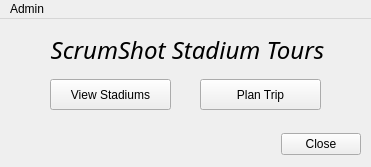
The window that StadiumTripPlanner.ui (PachowStudios/CS1D-Second-Project) describes before a commit, drawn with Qt 5.
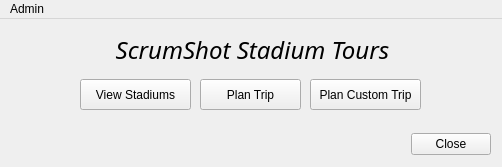
The same window after the commit.

Commit message: Added single stadium trip planner

Diff of the .ui file:
```diff
--- a/StadiumTripPlanner.ui
+++ b/StadiumTripPlanner.ui
@@ -6,7 +6,7 @@
    <rect>
     <x>0</x>
     <y>0</y>
-    <width>371</width>
+    <width>502</width>
     <height>167</height>
    </rect>
   </property>
@@ -25,7 +25,7 @@
      <rect>
       <x>10</x>
       <y>110</y>
-      <width>351</width>
+      <width>481</width>
       <height>31</height>
      </rect>
     </property>
@@ -44,7 +44,7 @@
      <rect>
       <x>12</x>
       <y>15</y>
-      <width>351</width>
+      <width>481</width>
       <height>31</height>
      </rect>
     </property>
@@ -78,9 +78,9 @@
    <widget class="QPushButton" name="viewStadiumsButton">
     <property name="geometry">
      <rect>
-      <x>50</x>
+      <x>80</x>
       <y>60</y>
-      <width>121</width>
+      <width>111</width>
       <height>31</height>
      </rect>
     </property>
@@ -93,7 +93,7 @@
      <rect>
       <x>200</x>
       <y>60</y>
-      <width>121</width>
+      <width>101</width>
       <height>31</height>
      </rect>
     </property>
@@ -101,13 +101,26 @@
      <string>Plan Trip</string>
     </property>
    </widget>
+   <widget class="QPushButton" name="planCustomTripButton">
+    <property name="geometry">
+     <rect>
+      <x>310</x>
+      <y>60</y>
+      <width>111</width>
+      <height>31</height>
+     </rect>
+    </property>
+    <property name="text">
+     <string>Plan Custom Trip</string>
+    </property>
+   </widget>
   </widget>
   <widget class="QMenuBar" name="menuBar">
    <property name="geometry">
     <rect>
      <x>0</x>
      <y>0</y>
-     <width>371</width>
+     <width>502</width>
      <height>21</height>
     </rect>
    </property>
```
The commit also changes 8 other files.
